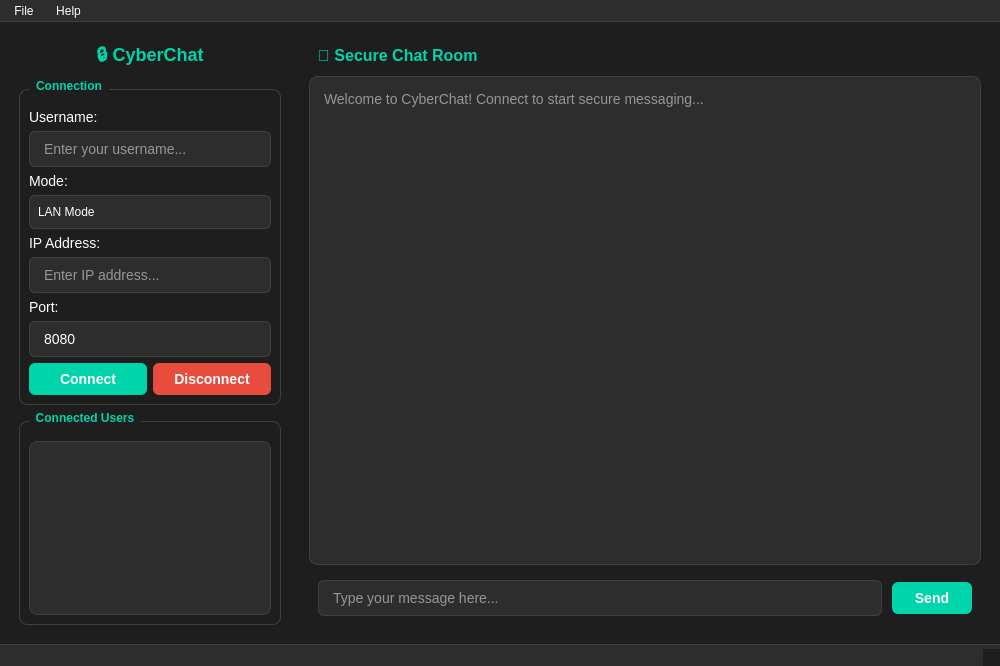
First picture: the form in mainwindow.ui, repository CyberNilsen/CyberChat, before the edit.
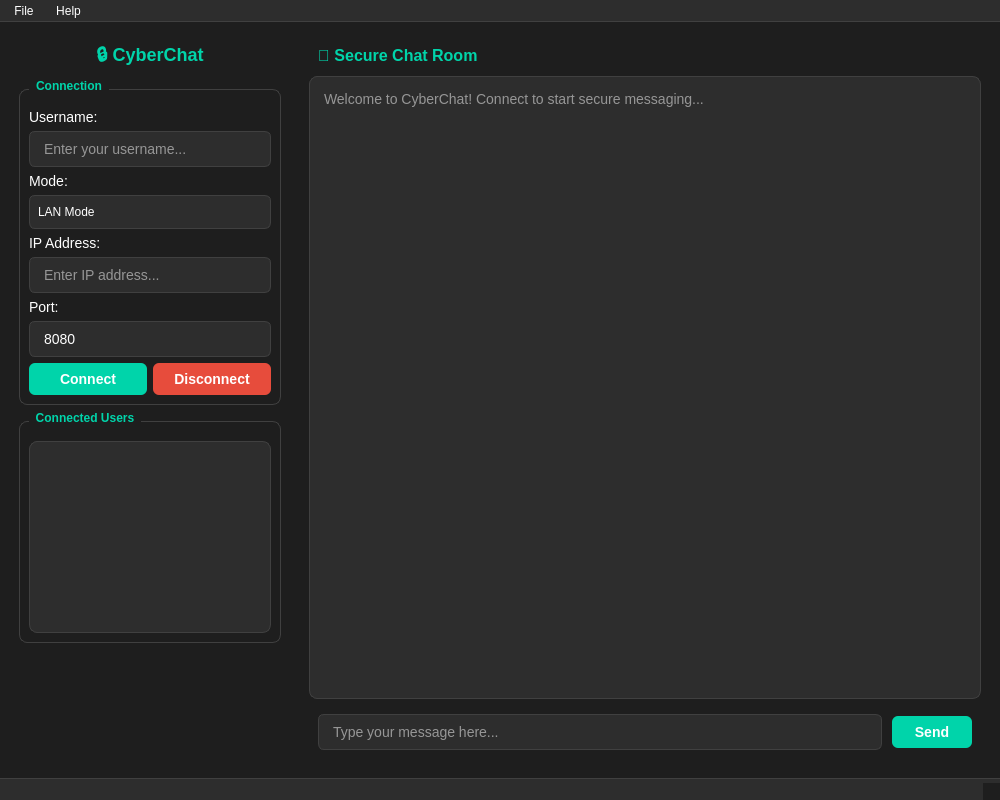
Second picture: the form after the edit. Icons and pictures are not drawn.

Commit message: Changed the height and also added more content to the menu bar like start server LAN and etc

Patch:
```diff
--- a/mainwindow.ui
+++ b/mainwindow.ui
@@ -7,7 +7,7 @@
     <x>0</x>
     <y>0</y>
     <width>1000</width>
-    <height>666</height>
+    <height>800</height>
    </rect>
   </property>
   <property name="windowTitle">
@@ -317,6 +317,19 @@
          </layout>
         </widget>
        </item>
+       <item>
+        <spacer name="verticalSpacer">
+         <property name="orientation">
+          <enum>Qt::Orientation::Vertical</enum>
+         </property>
+         <property name="sizeHint" stdset="0">
+          <size>
+           <width>20</width>
+           <height>40</height>
+          </size>
+         </property>
+        </spacer>
+       </item>
       </layout>
      </widget>
     </item>
@@ -380,6 +393,15 @@
     </item>
    </layout>
   </widget>
+  <widget class="QStatusBar" name="statusbar">
+   <property name="styleSheet">
+    <string>QStatusBar {
+    background-color: #2d2d2d;
+    border-top: 1px solid #404040;
+    color: #ffffff;
+}</string>
+   </property>
+  </widget>
   <widget class="QMenuBar" name="menubar">
    <property name="geometry">
     <rect>
@@ -433,15 +455,6 @@
    <addaction name="menuFile"/>
    <addaction name="menuHelp"/>
   </widget>
-  <widget class="QStatusBar" name="statusbar">
-   <property name="styleSheet">
-    <string>QStatusBar {
-    background-color: #2d2d2d;
-    border-top: 1px solid #404040;
-    color: #ffffff;
-}</string>
-   </property>
-  </widget>
   <action name="actionNew_Connection">
    <property name="text">
     <string>New Connection</string>
```
